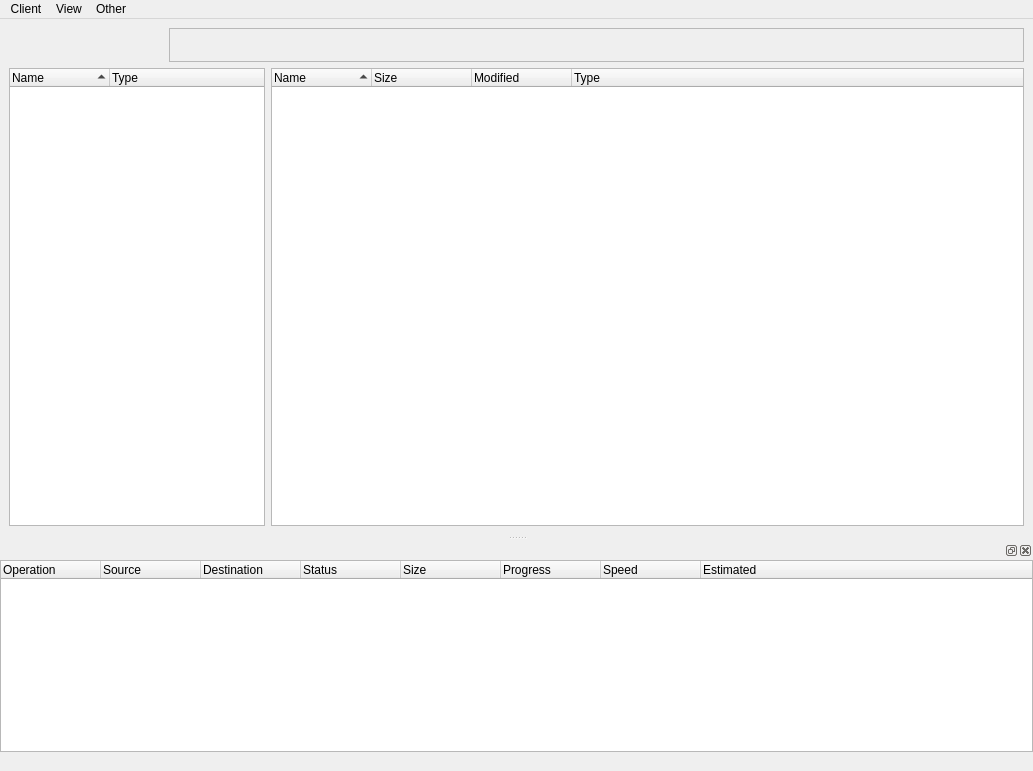
Before: the Qt Designer form forms/main_window.ui in Communist02/agile, drawn with Qt 5.
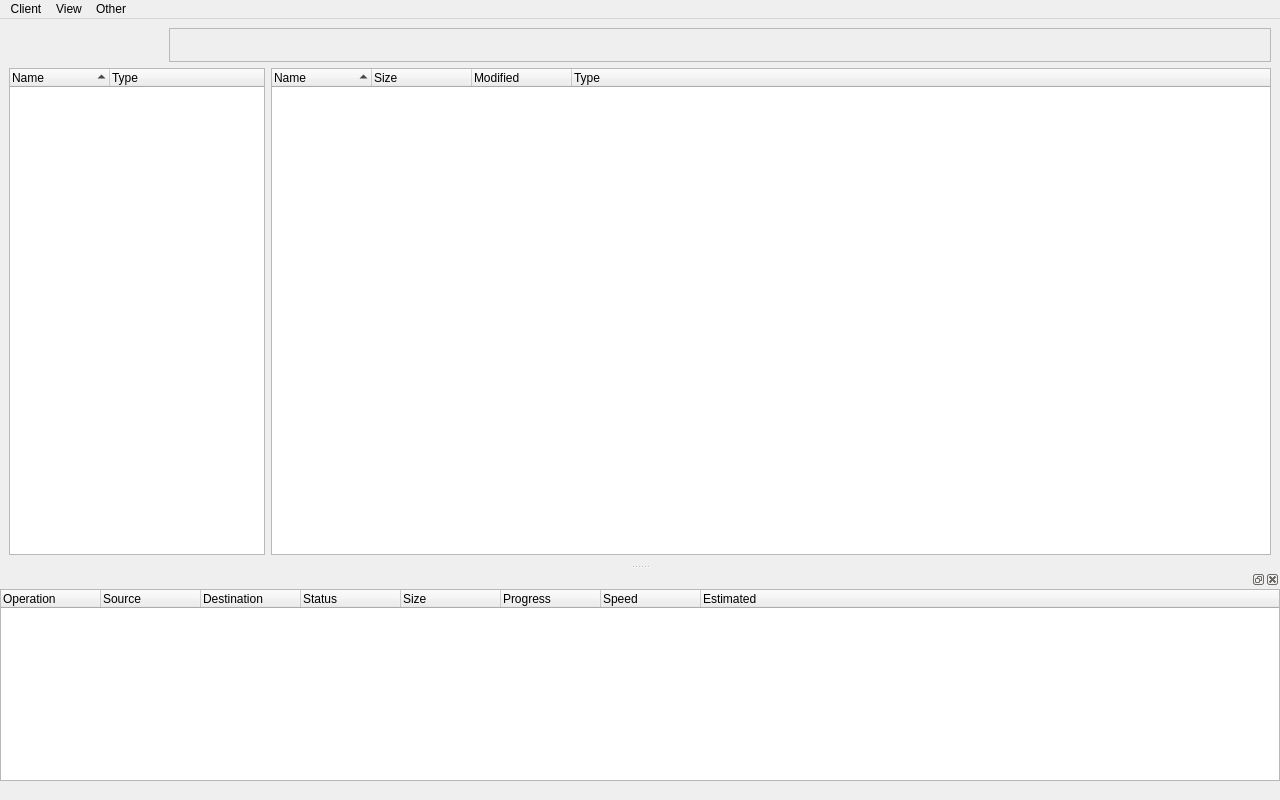
After: the same form once the commit is applied. Icons and pictures are not drawn.

```diff
--- a/forms/main_window.ui
+++ b/forms/main_window.ui
@@ -6,8 +6,8 @@
    <rect>
     <x>0</x>
     <y>0</y>
-    <width>1033</width>
-    <height>771</height>
+    <width>1280</width>
+    <height>800</height>
    </rect>
   </property>
   <property name="windowTitle">
@@ -278,7 +278,7 @@
     <rect>
      <x>0</x>
      <y>0</y>
-     <width>1033</width>
+     <width>1280</width>
      <height>33</height>
     </rect>
    </property>
```
